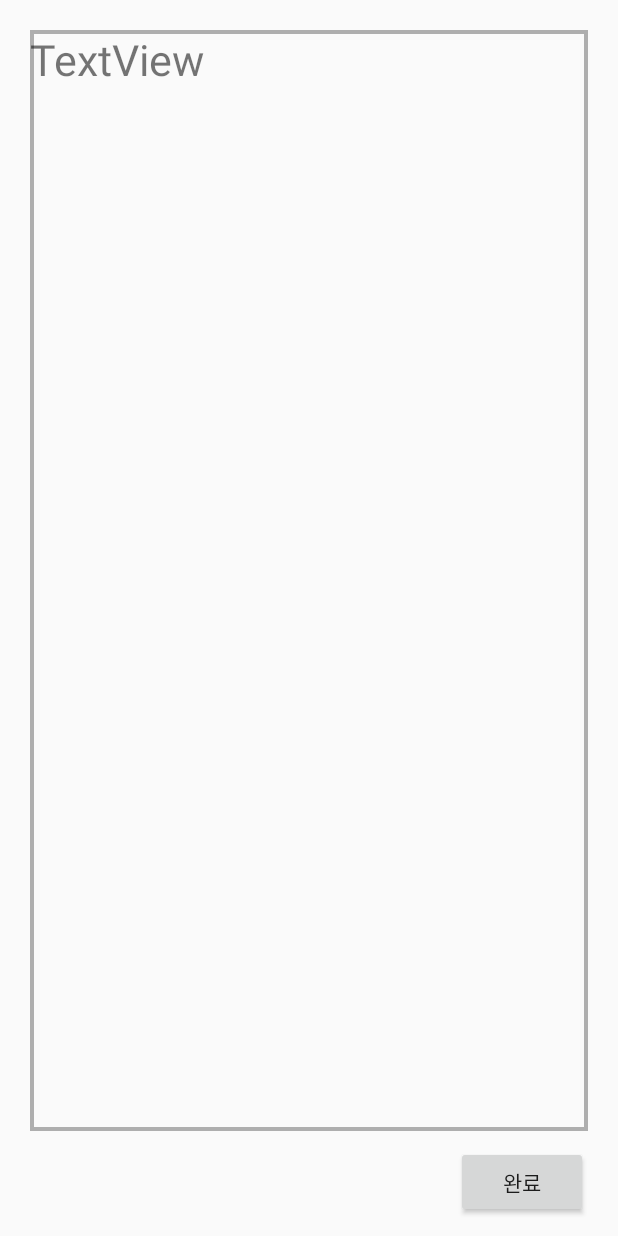
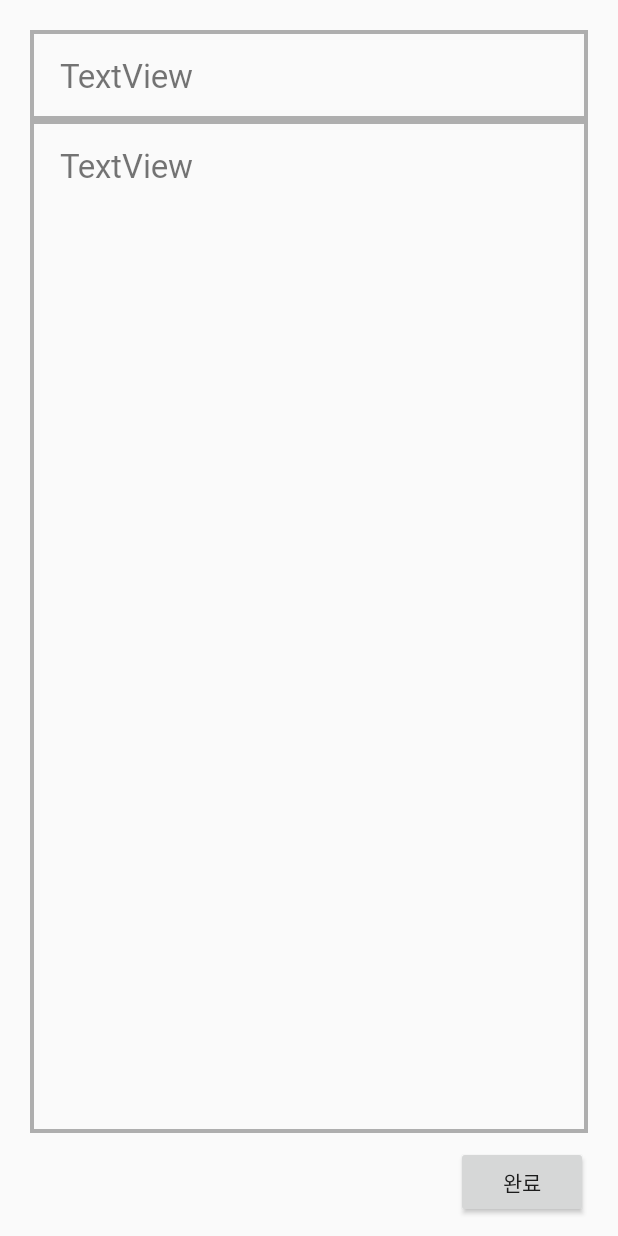
Before and after one commit to AnKyungMoo/StreetTree, an Android app: the layout activity_complete.xml on its own in the app's theme, with its tools: preview values and no code run, on a phone screen of 412 x 824 dp. Run offline under Robolectric (Android 15) with nearby library versions, the phone set to English and light mode, and no system bars.

Commit message:
실측완료 화면 레이아웃 재배치

```diff
--- a/app/src/main/java/com/example/iclab/st/CompleteActivity.java
+++ b/app/src/main/java/com/example/iclab/st/CompleteActivity.java
@@ -24,12 +24,15 @@ public class CompleteActivity extends AppCompatActivity{
     protected void onCreate(Bundle savedInstanceState) {
         super.onCreate(savedInstanceState);
         setContentView(R.layout.activity_complete);
-        TextView data;
+        TextView data, extra;
         Button resultBtn = findViewById(R.id.resultBtn);
         data = findViewById(R.id.dataText);
+        extra = findViewById(R.id.extradataText);
 
         data.setMovementMethod(new ScrollingMovementMethod());
-        data.setText("현장명 :  " + GCSurvey.siteName+"\n발주처 :  " + GCSurvey.clientName +"\n실측일 :  " + GCSurvey.createdAt+ "\n담당자 :  "+"\n\n" + extraData);
+        extra.setMovementMethod(new ScrollingMovementMethod());
+        data.setText("현장명 :  " + GCSurvey.siteName+"\n발주처 :  " + GCSurvey.clientName +"\n실측일 :  " + GCSurvey.createdAt+ "\n담당자 :  ");
+        extra.setText(extraData);
 
         // 완료 버튼 누르면 기능선택 화면으로 다시 이동
         resultBtn.setOnClickListener(new Button.OnClickListener() {
--- a/app/src/main/java/com/example/iclab/st/RegionsrchActivity.java
+++ b/app/src/main/java/com/example/iclab/st/RegionsrchActivity.java
@@ -39,7 +39,7 @@ public class RegionsrchActivity extends AppCompatActivity {
         // 뒤로 버튼 누르면 현장명입력 화면으로 다시 이동
         backBtn.setOnClickListener(new Button.OnClickListener() {
             public void onClick(View v) {
-                Intent intent = new Intent(getApplicationContext(), NewplaceActivity.class);
+                Intent intent = new Intent(getApplicationContext(), ExisitingActivity.class);
                 startActivity(intent);
                 finish();
             }
--- a/app/src/main/res/layout/activity_complete.xml
+++ b/app/src/main/res/layout/activity_complete.xml
@@ -7,59 +7,69 @@
     tools:context="com.example.iclab.st.CompleteActivity">
 
 
-    <RelativeLayout
+    <LinearLayout
         android:layout_width="match_parent"
         android:layout_height="match_parent"
-
-        tools:layout_editor_absoluteX="0dp"
-        tools:layout_editor_absoluteY="0dp">
+        android:orientation="vertical"
+        tools:layout_editor_absoluteX="255dp"
+        tools:layout_editor_absoluteY="380dp">
 
         <TextView
-            android:id="@+id/resultView"
+            android:id="@+id/dataText"
             android:layout_width="match_parent"
-            android:layout_height="match_parent"
+            android:layout_height="wrap_content"
+            android:layout_alignParentLeft="true"
+            android:layout_alignParentStart="true"
+            android:layout_alignParentTop="true"
+            android:layout_centerHorizontal="true"
+            android:layout_marginLeft="20dp"
+            android:layout_marginRight="20dp"
+            android:layout_marginTop="20dp"
+            android:background="@drawable/around_box"
+            android:paddingLeft="20dp"
+            android:paddingTop="15dp"
+            android:paddingBottom="15dp"
+            android:scrollbars="vertical"
+            android:text="TextView"
+            android:fontFamily="@font/godo"
+            android:textSize="10pt" />
+
+        <TextView
+            android:id="@+id/extradataText"
+            android:layout_width="match_parent"
+            android:layout_height="wrap_content"
             android:layout_above="@+id/resultBtn"
             android:layout_alignParentLeft="true"
             android:layout_alignParentStart="true"
             android:layout_alignParentTop="true"
-            android:layout_marginBottom="10dp"
+            android:layout_below="@+id/dataText"
+            android:layout_centerHorizontal="true"
+            android:layout_weight="1"
+            android:layout_marginBottom="-3dp"
             android:layout_marginLeft="20dp"
             android:layout_marginRight="20dp"
-            android:layout_marginTop="20dp"
             android:background="@drawable/around_box"
+            android:paddingLeft="20dp"
+            android:paddingTop="15dp"
+            android:scrollbars="vertical"
+            android:text="TextView"
             android:fontFamily="@font/godo"
-            android:gravity="center_vertical"
-            android:text=""
-            android:textSize="11pt" />
+            android:textSize="10pt" />
 
         <Button
             android:id="@+id/resultBtn"
             android:layout_width="wrap_content"
             android:layout_height="wrap_content"
-            android:layout_alignEnd="@+id/resultView"
+            android:layout_alignEnd="@+id/extradataText"
             android:layout_alignParentBottom="true"
-            android:layout_alignRight="@+id/resultView"
+            android:layout_alignRight="@+id/extradataText"
             android:layout_marginBottom="12dp"
+            android:layout_marginTop="12dp"
+            android:layout_marginRight="20dp"
+            android:layout_gravity="end"
             android:fontFamily="@font/godo"
             android:text="완료" />
 
-        <TextView
-            android:id="@+id/dataText"
-            android:layout_width="match_parent"
-            android:layout_height="match_parent"
-            android:layout_alignTop="@+id/resultView"
-            android:layout_centerHorizontal="true"
-            android:layout_alignParentLeft="true"
-            android:layout_alignParentStart="true"
-            android:layout_alignParentTop="true"
-            android:layout_marginBottom="70dp"
-            android:layout_marginLeft="20dp"
-            android:layout_marginRight="20dp"
-            android:layout_marginTop="20dp"
-            android:scrollbars="vertical"
-            android:text="TextView"
-            android:textSize="13pt" />
-
-    </RelativeLayout>
+    </LinearLayout>
 
 </android.support.constraint.ConstraintLayout>
```
